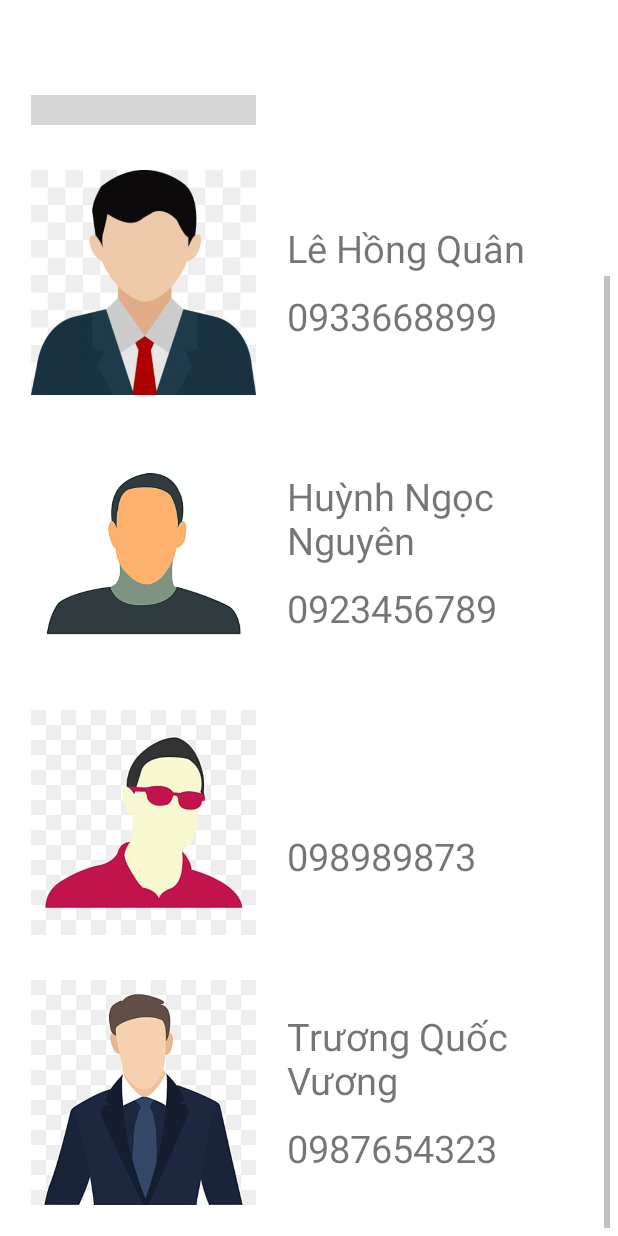
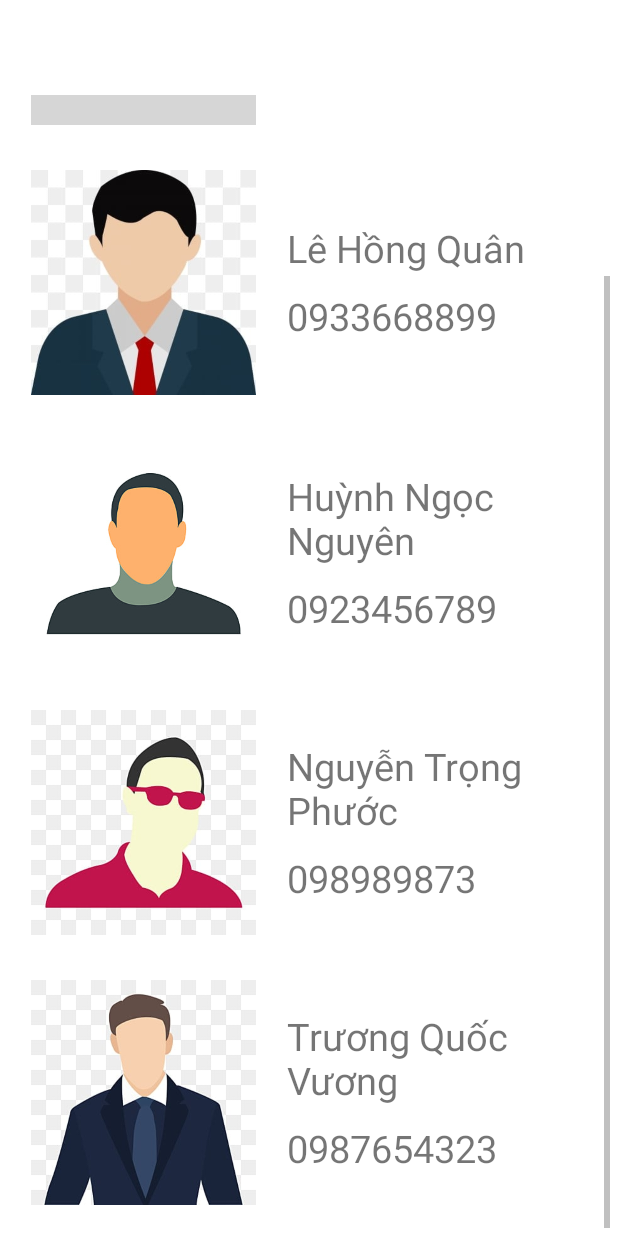
Before and after one commit to Ashpex/Mobile-Application-Development, an Android app: the screen it shows after launch (MainActivity), scrolled down 528 dp, on a phone screen of 412 x 824 dp. Run offline under Robolectric (Android 15) with nearby library versions, the phone set to English and light mode, and no system bars; grey boxes are pictures that could not be loaded.

Commit message:
change name

```diff
--- a/ListView/app/src/main/java/com/ashpex/listview/MainActivity.java
+++ b/ListView/app/src/main/java/com/ashpex/listview/MainActivity.java
@@ -44,7 +44,7 @@ public class MainActivity extends Activity {
         personArrayList.add(new Person(++currentId,"Bùi Ngọc Thảo Vy","0922334455",R.drawable.avatar02));
         personArrayList.add(new Person(++currentId,"Lê Hồng Quân","0933668899",R.drawable.avatar01));
         personArrayList.add(new Person(++currentId,"Huỳnh Ngọc Nguyên","0923456789",R.drawable.avatar03));
-        personArrayList.add(new Person(++currentId,"","098989873",R.drawable.avatar04));
+        personArrayList.add(new Person(++currentId,"Nguyễn Trọng Phước","098989873",R.drawable.avatar04));
         personArrayList.add(new Person(++currentId,"Trương Quốc Vương","0987654323",R.drawable.avatar05));
 
 
```
